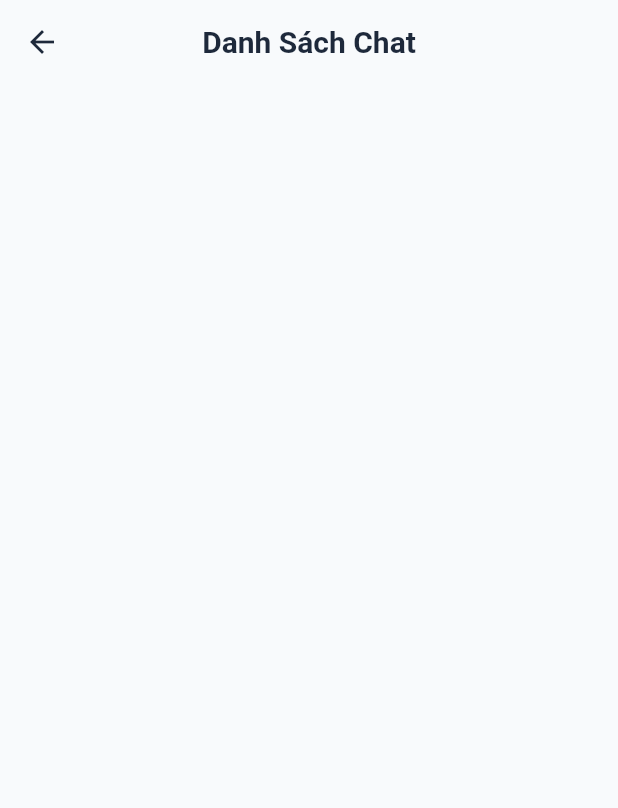
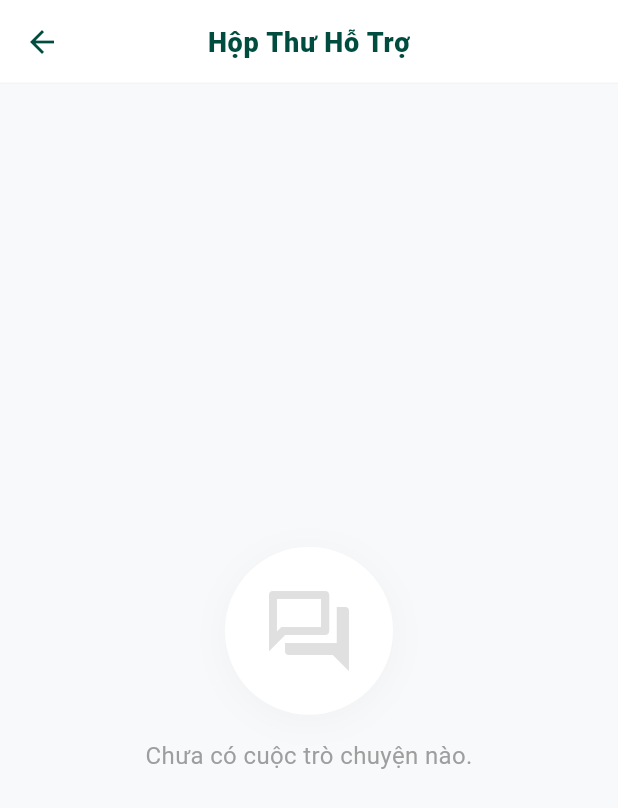
Before and after one commit to anhvinhcook2/trungtam_anhngu, a Flutter app: the AdminChatListScreen screen opened directly, on a phone screen of 412 x 824 dp. Shown: the top 808 px of the screen. Run offline on Flutter 3.47's test engine with Material 3 defaults, Android fonts, the light colour scheme and no system bars; our stand-ins replace cloud_firestore, firebase_auth, firebase_core; accounts and stored records are empty; Roboto replaces fonts that are missing (Nunito).

Commit message:
Lam toi thang admin management

```diff
--- a/lib/screens/admin/admin_chat_list_screen.dart
+++ b/lib/screens/admin/admin_chat_list_screen.dart
@@ -5,24 +5,157 @@ import '../chat_screen.dart';
 class AdminChatListScreen extends StatelessWidget {
   const AdminChatListScreen({super.key});
 
+  // --- BẢNG MÀU CHUẨN CONCEPT ORGANIC TECH ---
+  final Color _primaryColor = const Color(0xFF004D40); // Deep Jungle Green
+  final Color _bgColor = const Color(0xFFF8F9FA); // Light Grey
+  final String _fontFamily = 'Nunito';
+
   @override
   Widget build(BuildContext context) {
     return Scaffold(
-      appBar: AppBar(title: const Text("Danh Sách Chat")),
+      backgroundColor: _bgColor,
+      appBar: AppBar(
+        backgroundColor: Colors.white,
+        elevation: 0,
+        scrolledUnderElevation: 0,
+        shape: Border(
+          bottom: BorderSide(color: Colors.grey.withOpacity(0.1), width: 1),
+        ),
+        title: Text(
+          "Hộp Thư Hỗ Trợ",
+          style: TextStyle(
+            fontFamily: _fontFamily,
+            fontWeight: FontWeight.w900,
+            color: _primaryColor, // Deep Jungle Green
+            fontSize: 18,
+            letterSpacing: 0.5,
+          ),
+        ),
+        centerTitle: true,
+        iconTheme: IconThemeData(color: _primaryColor),
+      ),
       body: StreamBuilder<QuerySnapshot>(
         stream: FirebaseFirestore.instance.collection('chats').snapshots(),
         builder: (context, snapshot) {
-          if (!snapshot.hasData) return const Center(child: CircularProgressIndicator());
+          if (snapshot.connectionState == ConnectionState.waiting) {
+            return Center(child: CircularProgressIndicator(color: _primaryColor));
+          }
+
+          if (!snapshot.hasData || snapshot.data!.docs.isEmpty) {
+            // Trạng thái trống (Empty State)
+            return Center(
+              child: Column(
+                mainAxisAlignment: MainAxisAlignment.center,
+                children: [
+                  Container(
+                    padding: const EdgeInsets.all(24),
+                    decoration: BoxDecoration(
+                      color: Colors.white,
+                      shape: BoxShape.circle,
+                      boxShadow: [
+                        BoxShadow(
+                          color: Colors.black.withOpacity(0.03),
+                          blurRadius: 20,
+                          offset: const Offset(0, 4),
+                        ),
+                      ],
+                    ),
+                    child: Icon(Icons.forum_outlined, size: 64, color: Colors.grey[300]),
+                  ),
+                  const SizedBox(height: 16),
+                  Text(
+                    "Chưa có cuộc trò chuyện nào.",
+                    style: TextStyle(fontFamily: _fontFamily, color: Colors.grey[500], fontSize: 16),
+                  ),
+                ],
+              ),
+            );
+          }
+
           var chats = snapshot.data!.docs;
+
           return ListView.builder(
+            padding: const EdgeInsets.all(20),
             itemCount: chats.length,
             itemBuilder: (context, i) {
               var chat = chats[i];
-              return ListTile(
-                title: Text(chat['studentName']),
-                onTap: () => Navigator.push(context, MaterialPageRoute(
-                  builder: (_) => ChatScreen(chatId: chat.id, otherUserName: chat['studentName'])
-                )),
+              String studentName = chat['studentName'] ?? 'Học viên ẩn danh';
+
+              return Container(
+                margin: const EdgeInsets.only(bottom: 16),
+                decoration: BoxDecoration(
+                  color: Colors.white,
+                  borderRadius: BorderRadius.circular(16), // Bo góc 16px
+                  boxShadow: [
+                    BoxShadow(
+                      color: Colors.black.withOpacity(0.03), // Bóng đổ mờ
+                      blurRadius: 15,
+                      offset: const Offset(0, 4),
+                    ),
+                  ],
+                ),
+                child: Material(
+                  color: Colors.transparent,
+                  child: InkWell(
+                    borderRadius: BorderRadius.circular(16),
+                    onTap: () => Navigator.push(
+                      context,
+                      MaterialPageRoute(
+                        builder: (_) => ChatScreen(
+                          chatId: chat.id,
+                          otherUserName: studentName,
+                        )
+                      )
+                    ),
+                    child: Padding(
+                      padding: const EdgeInsets.all(16),
+                      child: Row(
+                        children: [
+                          // Avatar mờ (Light variant của Primary Color)
+                          Container(
+                            padding: const EdgeInsets.all(12),
+                            decoration: BoxDecoration(
+                              color: _primaryColor.withOpacity(0.1),
+                              shape: BoxShape.circle,
+                            ),
+                            child: Icon(Icons.person_rounded, color: _primaryColor, size: 24),
+                          ),
+                          const SizedBox(width: 16),
+
+                          // Tên học viên
+                          Expanded(
+                            child: Column(
+                              crossAxisAlignment: CrossAxisAlignment.start,
+                              children: [
+                                Text(
+                                  studentName,
+                                  style: TextStyle(
+                                    fontFamily: _fontFamily,
+                                    fontWeight: FontWeight.bold,
+                                    color: Colors.black87,
+                                    fontSize: 16,
+                                  ),
+                                ),
+                                const SizedBox(height: 4),
+                                Text(
+                                  "Nhấn để xem chi tiết trò chuyện",
+                                  style: TextStyle(
+                                    fontFamily: _fontFamily,
+                                    color: Colors.grey[500],
+                                    fontSize: 13,
+                                  ),
+                                ),
+                              ],
+                            ),
+                          ),
+
+                          // Mũi tên điều hướng
+                          Icon(Icons.chevron_right_rounded, color: Colors.grey[400]),
+                        ],
+                      ),
+                    ),
+                  ),
+                ),
               );
             },
           );
```
